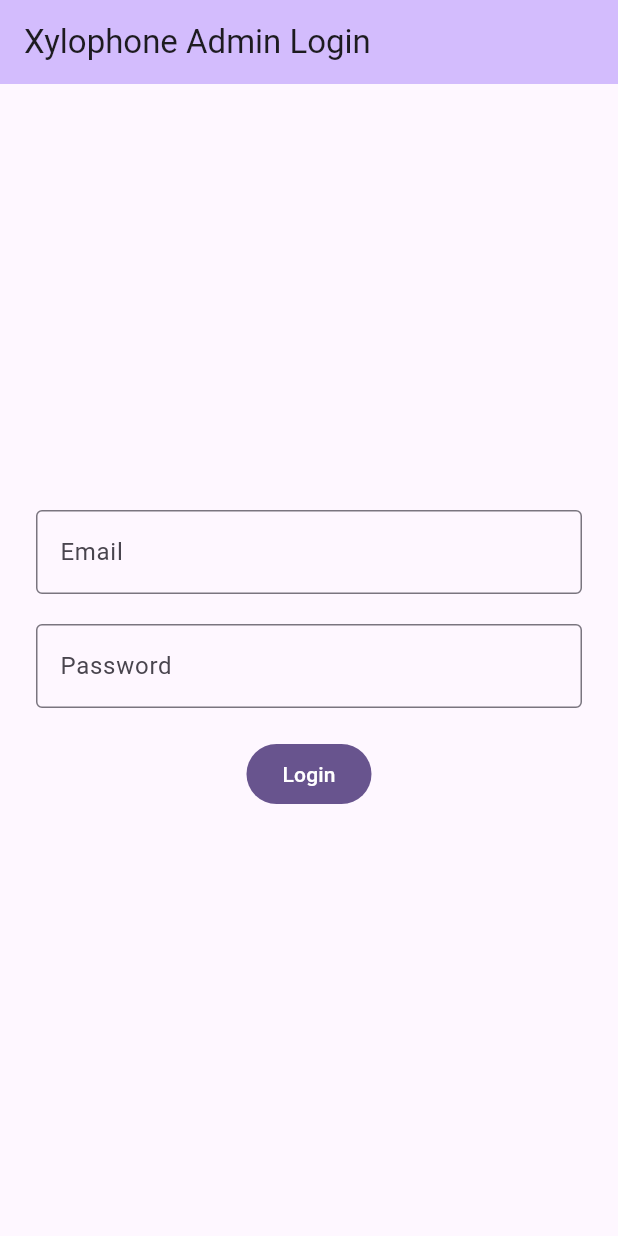
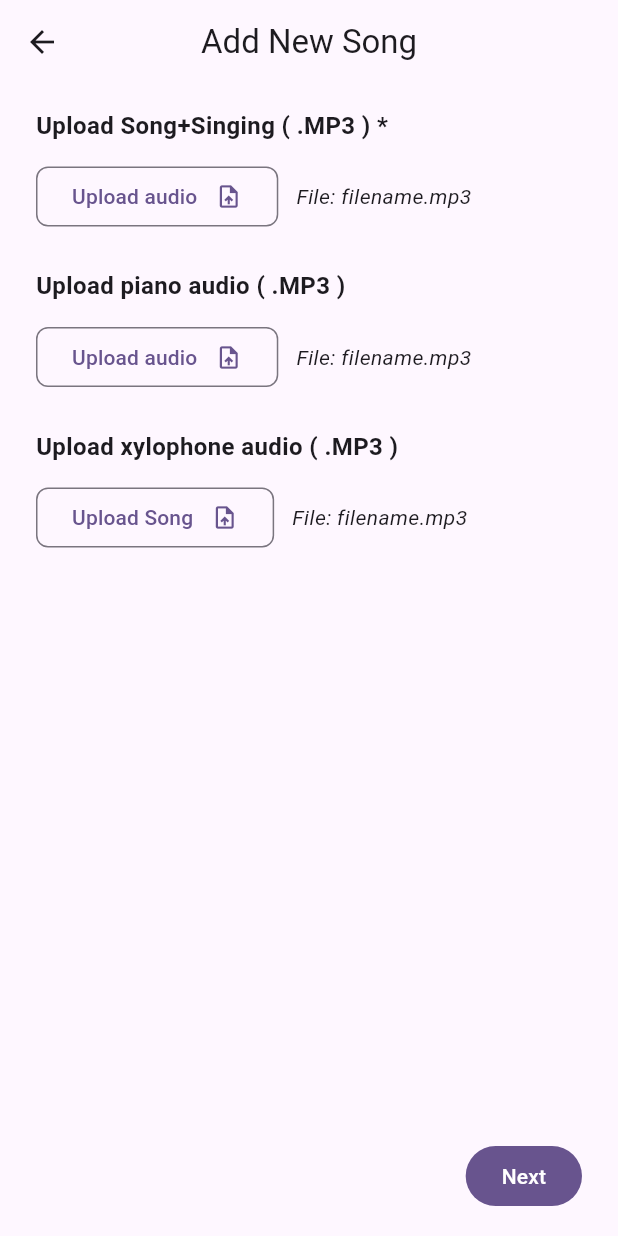
Before and after one commit to izajul/xylophone_web_admin, a Flutter app: the screen it shows after launch, on a phone screen of 412 x 824 dp. Run offline on Flutter 3.47's test engine with Material 3 defaults, Android fonts, the phone set to English and light mode, and no system bars; our stand-ins replace appwrite, get, shared_preferences.

Commit message:
add song screen 1 & 3 number page design done

```diff
--- a/lib/appWrite/databaseController.dart
+++ b/lib/appWrite/databaseController.dart
@@ -2,7 +2,16 @@
 import 'package:get/get.dart';
 import 'package:xylophone_web/appWrite/appwrite_service.dart';
 
-class DatabaseController extends GetxController{
+class DatabaseRepo{
+
+  static final DatabaseRepo _instance = DatabaseRepo._internal();
+
+  factory DatabaseRepo() => _instance;
+
+  DatabaseRepo._internal() {
+    // _initAppWrite();
+  }
+
   final _db = AppwriteService().databases;
   final _storage = AppwriteService().storage;
 
--- /dev/null
+++ b/lib/controller/add_song_controller.dart
@@ -0,0 +1,19 @@
+import 'package:get/get.dart';
+
+import '../appWrite/databaseController.dart';
+
+class AddSongController extends GetxController {
+  final DatabaseRepo _db = DatabaseRepo();
+  final isLoading = false.obs;
+  final formPageNumber = 0.obs;
+
+  final isPageOneFilled = true.obs;
+  final isPageTwoFilled = true.obs;
+  final isPageThreeFilled = true.obs;
+
+  Future<void> addSong() async {
+    isLoading.value = true;
+    await _db.createDocument();
+    isLoading.value = false;
+  }
+}
--- a/lib/appWrite/authController.dart
+++ b/lib/controller/authController.dart
@@ -3,7 +3,7 @@ import 'package:flutter/cupertino.dart';
 import 'package:get/get.dart';
 
 import '../localPref/session_pref.dart';
-import 'appwrite_service.dart';
+import '../appWrite/appwrite_service.dart';
 
 class AuthController extends GetxController {
   final appWrite = AppwriteService();
--- a/lib/appWrite/song_list_controller.dart
+++ b/lib/controller/song_list_controller.dart
@@ -1,7 +1,7 @@
 import 'package:appwrite/models.dart';
 import 'package:get/get.dart';
 
-import 'appwrite_service.dart';
+import '../appWrite/appwrite_service.dart';
 
 class SongListController extends GetxController {
   /// todo: this will be changed to a Song model class, for now it's just a Document list
--- a/lib/main.dart
+++ b/lib/main.dart
@@ -1,6 +1,7 @@
 import 'package:flutter/material.dart';
 import 'package:get/get.dart';
-import 'package:xylophone_web/appWrite/authController.dart';
+import 'package:xylophone_web/controller/authController.dart';
+import 'package:xylophone_web/views/screens/add_song_screen.dart';
 import 'package:xylophone_web/views/screens/home_screen.dart';
 import 'package:xylophone_web/views/screens/login_screen.dart';
 import 'package:xylophone_web/views/screens/splash_screen.dart';
@@ -22,18 +23,24 @@ class MyApp extends StatelessWidget {
         colorScheme: ColorScheme.fromSeed(seedColor: Colors.deepPurple),
       ),
       // home: MyHomePage(),
-      initialRoute: '/',
+      // initialRoute: '/splash',
+      initialRoute: "/addSong",
       onGenerateRoute: (settings) {
         late final Widget nextScreen;
         switch (settings.name) {
-          case '/':
+          case '/splash':
             nextScreen = SplashScreen();
             break;
+
           case '/login':
             nextScreen = LoginScreen();
             break;
+
           case '/home':
             nextScreen = HomeScreen();
+
+          case '/addSong':
+            nextScreen = AddSongScreen();
         }
         return MaterialPageRoute(builder: (context) => nextScreen);
       },
--- /dev/null
+++ b/lib/views/screens/add_song_screen.dart
@@ -0,0 +1,119 @@
+import 'package:flutter/material.dart';
+import 'package:get/get.dart';
+import 'package:xylophone_web/views/widgets/add_song_page_one.dart';
+import 'package:xylophone_web/views/widgets/add_song_page_two.dart';
+
+import '../../controller/add_song_controller.dart' show AddSongController;
+import '../widgets/add_song_page_three.dart';
+
+class AddSongScreen extends StatelessWidget {
+  AddSongScreen({super.key});
+
+  final _addSongController = Get.put(AddSongController());
+  final _pageController = PageController();
+
+  _nextPage() {
+    final current = _addSongController.formPageNumber;
+    if (current < 2) {
+      _addSongController.formPageNumber(
+        _addSongController.formPageNumber.value + 1,
+      );
+    }
+    _gotoPage(_addSongController.formPageNumber.value);
+  }
+
+  _prevPage() {
+    final current = _addSongController.formPageNumber;
+    if (current > 0) {
+      _addSongController.formPageNumber(
+        _addSongController.formPageNumber.value - 1,
+      );
+    }
+    _gotoPage(_addSongController.formPageNumber.value);
+  }
+
+  _gotoPage(int page) {
+    _pageController.animateToPage(
+      page,
+      duration: Duration(milliseconds: 100),
+      curve: Curves.easeInSine,
+    );
+  }
+
+  @override
+  Widget build(BuildContext context) {
+    return Scaffold(
+      appBar: AppBar(title: Text("Add New Song"), centerTitle: true),
+      body: Center(
+        child: ConstrainedBox(
+          constraints: BoxConstraints(maxWidth: 860, minWidth: 320),
+          child: Padding(
+            padding: const EdgeInsets.symmetric(horizontal: 24, vertical: 16),
+            child: Column(
+              children: [
+                /// first step of adding a new song
+                Flexible(
+                  child: PageView(
+                    physics: NeverScrollableScrollPhysics(),
+                    controller: _pageController,
+                    children: [
+                      AddSongPageOne(),
+                      AddSongPageTwo(),
+                      AddSongPageThree(),
+                    ],
+                  ),
+                ),
+
+                SizedBox(height: 36),
+
+                /// page navigation controller buttons
+                Row(
+                  mainAxisAlignment: MainAxisAlignment.spaceBetween,
+                  children: [
+                    Obx(() {
+                      if (_addSongController.formPageNumber.value == 0) {
+                        return SizedBox.shrink();
+                      }
+                      return FilledButton(
+                        onPressed: () {
+                          _prevPage();
+                        },
+                        child: Text("Previous"),
+                      );
+                    }),
+                    Obx(() {
+                      final is1 = _addSongController.isPageOneFilled.value;
+                      final is2 = _addSongController.isPageTwoFilled.value;
+                      final is3 = _addSongController.isPageThreeFilled.value;
+
+                      final idx = _addSongController.formPageNumber.value;
+
+                      if (idx == 2) {
+                        return FilledButton(
+                          onPressed: !is3
+                              ? null
+                              : () {
+                                  _nextPage();
+                                },
+                          child: Text("Submit"),
+                        );
+                      }
+                      return FilledButton(
+                        onPressed: (idx == 0 && !is1) || (idx == 1 && !is2)
+                            ? null
+                            : () {
+                                _nextPage();
+                              },
+                        child: Text("Next"),
+                      );
+                    }),
+                  ],
+                ),
+              ],
+            ),
+          ),
+        ),
+      ),
+    );
+  }
+}
--- a/lib/views/screens/home_screen.dart
+++ b/lib/views/screens/home_screen.dart
@@ -2,8 +2,8 @@ import 'package:flutter/material.dart';
 import 'package:get/get.dart';
 import 'package:get/get_core/src/get_main.dart' show Get;
 
-import '../../appWrite/authController.dart';
-import '../../appWrite/song_list_controller.dart';
+import '../../controller/authController.dart';
+import '../../controller/song_list_controller.dart';
 import '../../localPref/session_pref.dart';
 
 class HomeScreen extends StatelessWidget {
@@ -22,9 +22,9 @@ class HomeScreen extends StatelessWidget {
         title: FutureBuilder(
           future: sessionPref.getUserInfo,
           builder: (context, c) =>
-              Text("Hi ${c.data?.name}! Welcome to the Xylophone Admin"),
+              Text("Hi ${c.data?.name}!"),
         ),
-        centerTitle: false,
+        centerTitle: true,
         actions: [
           IconButton(
             onPressed: () async {
--- a/lib/views/screens/login_screen.dart
+++ b/lib/views/screens/login_screen.dart
@@ -1,7 +1,7 @@
 import 'package:flutter/material.dart';
 import 'package:get/get.dart';
 
-import '../../appWrite/authController.dart' show AuthController;
+import '../../controller/authController.dart' show AuthController;
 
 class LoginScreen extends StatelessWidget {
   LoginScreen({super.key});
--- a/lib/views/screens/splash_screen.dart
+++ b/lib/views/screens/splash_screen.dart
@@ -1,7 +1,7 @@
 import 'package:flutter/material.dart';
 import 'package:get/get.dart';
 
-import '../../appWrite/authController.dart';
+import '../../controller/authController.dart';
 
 class SplashScreen extends StatelessWidget {
    SplashScreen({super.key});
--- /dev/null
+++ b/lib/views/widgets/add_song_page_one.dart
@@ -0,0 +1,132 @@
+
+import 'package:flutter/material.dart';
+
+class AddSongPageOne extends StatelessWidget {
+  const AddSongPageOne({super.key});
+
+  @override
+  Widget build(BuildContext context) {
+    return Center(
+      child: Column(
+        crossAxisAlignment: CrossAxisAlignment.start,
+
+        children: [
+          Text(
+            "Upload Song+Singing ( .MP3 ) *",
+            style: TextStyle(
+              fontWeight: FontWeight.bold,
+              fontSize: 16,
+            ),
+          ),
+          SizedBox(height: 12),
+
+          // Song + Music upload button
+          Row(
+            children: [
+              OutlinedButton(
+                style: OutlinedButton.styleFrom(
+                  shape: RoundedRectangleBorder(
+                    borderRadius: BorderRadius.circular(8),
+                  ),
+                ),
+                onPressed: () {},
+                child: Row(
+                  mainAxisSize: MainAxisSize.min,
+                  children: [
+                    Text("Upload audio"),
+                    SizedBox(width: 12),
+                    Icon(Icons.upload_file),
+                  ],
+                ),
+              ),
+              SizedBox(width: 12),
+
+              Text(
+                "File: filename.mp3",
+                style: TextStyle(fontStyle: FontStyle.italic),
+              ),
+            ],
+          ),
+
+          SizedBox(height: 24),
+
+          Text(
+            "Upload piano audio ( .MP3 )",
+            style: TextStyle(
+              fontWeight: FontWeight.bold,
+              fontSize: 16,
+            ),
+          ),
+          SizedBox(height: 12),
+
+          // Piano audio upload button
+          Row(
+            children: [
+              OutlinedButton(
+                style: OutlinedButton.styleFrom(
+                  shape: RoundedRectangleBorder(
+                    borderRadius: BorderRadius.circular(8),
+                  ),
+                ),
+                onPressed: () {},
+                child: Row(
+                  mainAxisSize: MainAxisSize.min,
+                  children: [
+                    Text("Upload audio"),
+                    SizedBox(width: 12),
+                    Icon(Icons.upload_file),
+                  ],
+                ),
+              ),
+              SizedBox(width: 12),
+
+              Text(
+                "File: filename.mp3",
+                style: TextStyle(fontStyle: FontStyle.italic),
+              ),
+            ],
+          ),
+
+          SizedBox(height: 24),
+
+          Text(
+            "Upload xylophone audio ( .MP3 )",
+            style: TextStyle(
+              fontWeight: FontWeight.bold,
+              fontSize: 16,
+            ),
+          ),
+          SizedBox(height: 12),
+
+          // Song + Music upload button
+          Row(
+            children: [
+              OutlinedButton(
+                style: OutlinedButton.styleFrom(
+                  shape: RoundedRectangleBorder(
+                    borderRadius: BorderRadius.circular(8),
+                  ),
+                ),
+                onPressed: () {},
+                child: Row(
+                  mainAxisSize: MainAxisSize.min,
+                  children: [
+                    Text("Upload Song"),
+                    SizedBox(width: 12),
+                    Icon(Icons.upload_file),
+                  ],
+                ),
+              ),
+              SizedBox(width: 12),
+
+              Text(
+                "File: filename.mp3",
+                style: TextStyle(fontStyle: FontStyle.italic),
+              ),
+            ],
+          ),
+        ],
+      ),
+    );
+  }
+}
```
Also changed, not shown: lib/views/widgets/add_song_page_three.dart (added, +198 -0 lines), lib/views/widgets/add_song_page_two.dart (added, +122 -0 lines).
